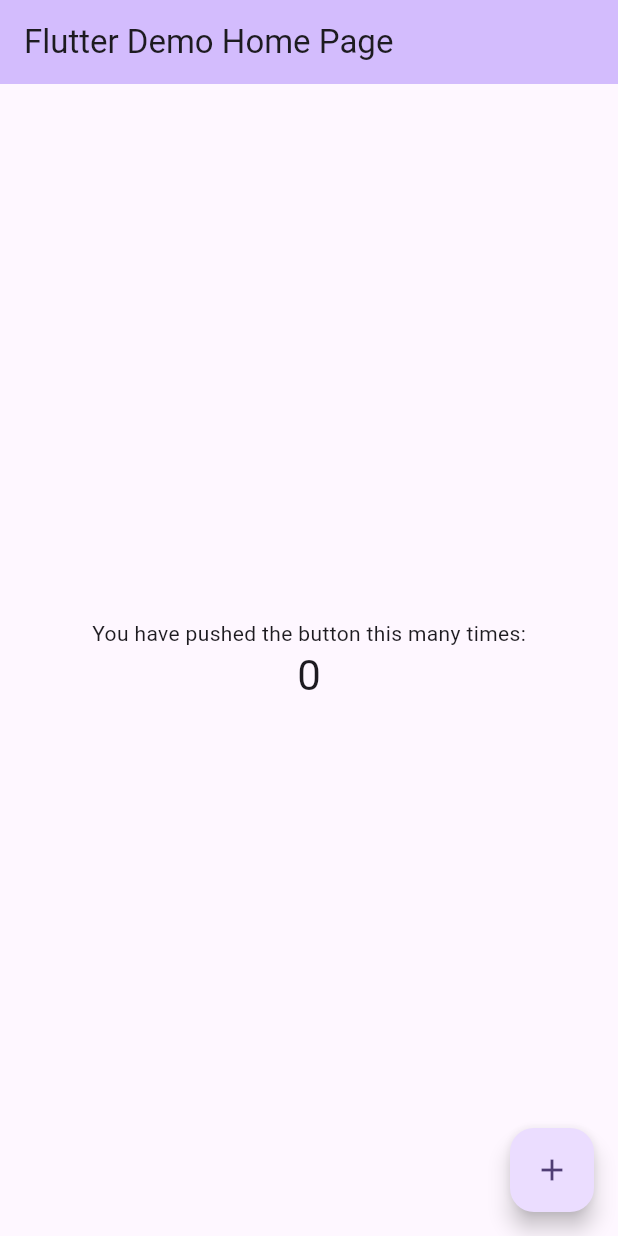
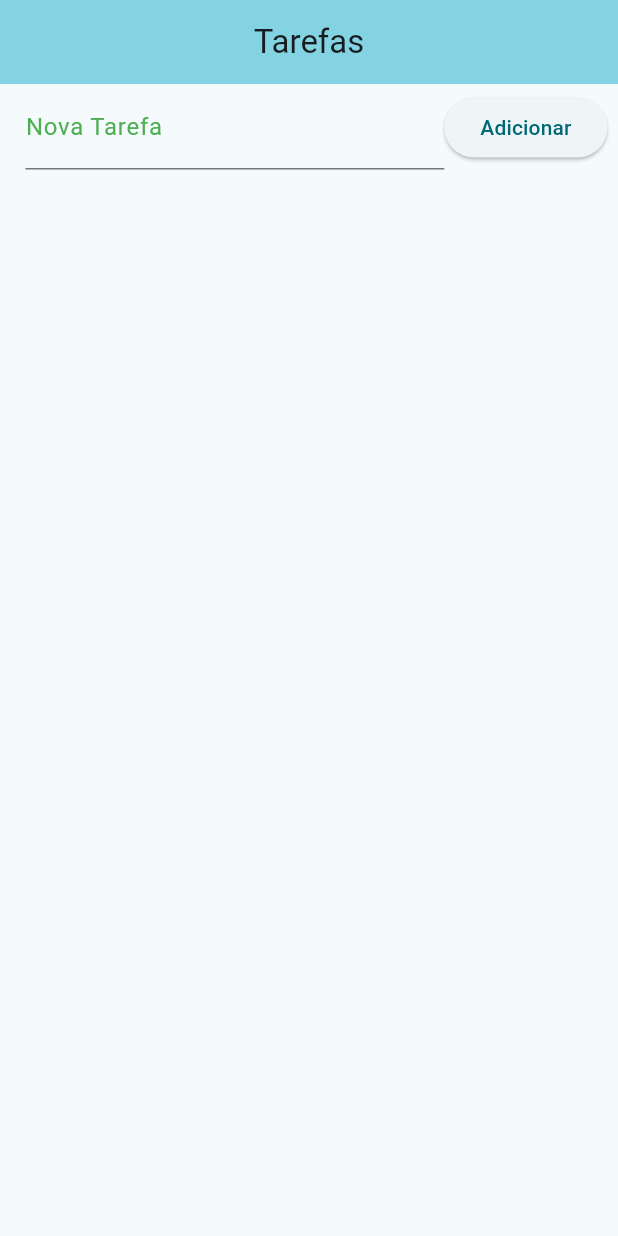
Before and after one commit to rafa-Nobre/TODO_Flutter, a Flutter app: the screen it shows after launch, on a phone screen of 412 x 824 dp. Run offline on Flutter 3.47's test engine with Material 2 defaults, Android fonts, the phone set to English and light mode, and no system bars.

```diff
--- a/lib/main.dart
+++ b/lib/main.dart
@@ -1,4 +1,5 @@
 import 'package:flutter/material.dart';
+import 'screens/home_page.dart';
 
 void main() {
   runApp(const MyApp());
@@ -10,60 +11,13 @@ class MyApp extends StatelessWidget {
   @override
   Widget build(BuildContext context) {
     return MaterialApp(
-      title: 'Flutter Demo',
+      debugShowCheckedModeBanner: false,
+      title: 'TODO App',
       theme: ThemeData(
-        colorScheme: ColorScheme.fromSeed(seedColor: Colors.deepPurple),
+        colorScheme: ColorScheme.fromSeed(seedColor: Colors.cyan),
         useMaterial3: true,
       ),
-      home: const MyHomePage(title: 'Flutter Demo Home Page'),
+      home: const HomePage(),
     );
   }
 }
-
-class MyHomePage extends StatefulWidget {
-  const MyHomePage({super.key, required this.title});
-
-  final String title;
-
-  @override
-  State<MyHomePage> createState() => _MyHomePageState();
-}
-
-class _MyHomePageState extends State<MyHomePage> {
-  int _counter = 0;
-
-  void _incrementCounter() {
-    setState(() {
-      _counter++;
-    });
-  }
-
-  @override
-  Widget build(BuildContext context) {
-    return Scaffold(
-      appBar: AppBar(
-        backgroundColor: Theme.of(context).colorScheme.inversePrimary,
-        title: Text(widget.title),
-      ),
-      body: Center(
-        child: Column(
-          mainAxisAlignment: MainAxisAlignment.center,
-          children: <Widget>[
-            const Text(
-              'You have pushed the button this many times:',
-            ),
-            Text(
-              '$_counter',
-              style: Theme.of(context).textTheme.headlineMedium,
-            ),
-          ],
-        ),
-      ),
-      floatingActionButton: FloatingActionButton(
-        onPressed: _incrementCounter,
-        tooltip: 'Increment',
-        child: const Icon(Icons.add),
-      ),
-    );
-  }
-}
--- /dev/null
+++ b/lib/screens/home_page.dart
@@ -0,0 +1,171 @@
+import 'package:flutter/material.dart';
+import 'package:path_provider/path_provider.dart';
+import 'dart:convert';
+import 'dart:io';
+
+class HomePage extends StatefulWidget {
+  const HomePage({super.key});
+
+  @override
+  State<HomePage> createState() => _HomePageState();
+}
+
+class _HomePageState extends State<HomePage> {
+  TextEditingController _inputController = TextEditingController();
+
+  List _taskList = [];
+  int _lastPosition = 0;
+  Map<String, dynamic> _lastRemovedTask = Map();
+
+  @override
+  void initState() {
+    super.initState();
+
+    _readData().then((data) {
+      setState(() {
+        _taskList = json.decode(data);
+      });
+    });
+  }
+
+  Future<String> _readData() async {
+    final dataFile = await _getFileData();
+    return dataFile.readAsString();
+  }
+
+  Future<File> _saveData() async {
+    String currentData = json.encode(_taskList);
+    final dataFile = await _getFileData();
+    return dataFile.writeAsString(currentData);
+  }
+
+  Future<File> _getFileData() async {
+    final source = await getApplicationDocumentsDirectory();
+    return File("${source.path}/data.json");
+  }
+
+  Future<void> _refreshContent() async {
+    await Future.delayed(const Duration(seconds: 1));
+
+    setState(() {
+      _taskList.sort((left, right) {
+        if (left["ok"] && !right["ok"]) {
+          return 1;
+        } else if (!left["ok"] && right["ok"]) {
+          return -1;
+        } else {
+          return 0;
+        }
+      });
+
+      _saveData();
+    });
+  }
+
+  void addTask() {
+    setState(() {
+      Map<String, dynamic> newTask = Map();
+      newTask["title"] = _inputController.text;
+      _inputController.text = "";
+      newTask["ok"] = false;
+      _taskList.add(newTask);
+      _saveData();
+    });
+  }
+
+  void completeTask(index, c) {
+    setState(() {
+      _taskList[index]["ok"] = c;
+      _saveData();
+    });
+  }
+
+  @override
+  Widget build(BuildContext context) {
+    return Scaffold(
+      appBar: AppBar(
+        centerTitle: true,
+        backgroundColor: Theme.of(context).colorScheme.inversePrimary,
+        title: const Text('Tarefas'),
+      ),
+      body: Column(
+        children: <Widget>[
+          Padding(
+            padding: const EdgeInsets.fromLTRB(17.0, 1.0, 7.0, 1.0),
+            child: Row(
+              children: <Widget>[
+                Expanded(
+                  child: TextField(
+                    controller: _inputController,
+                    decoration: const InputDecoration(
+                      labelText: "Nova Tarefa",
+                      labelStyle: TextStyle(color: Colors.green),
+                    ),
+                  ),
+                ),
+                ElevatedButton(onPressed: addTask, child: const Text("Adicionar")),
+              ],
+            ),
+          ),
+          Expanded(
+            child: RefreshIndicator(
+              onRefresh: _refreshContent,
+              child: ListView.builder(
+                  padding: const EdgeInsets.only(top: 10.0), itemCount: _taskList.length, itemBuilder: getWidget),
+            ),
+          ),
+        ],
+      ),
+    );
+  }
+
+  Widget getWidget(context, index) {
+    return Dismissible(
+      key: Key(DateTime.now().millisecondsSinceEpoch.toString()),
+      direction: DismissDirection.startToEnd,
+      background: Container(
+        color: Colors.red,
+        child: const Align(
+          alignment: Alignment(-0.9, 0.0),
+          child: Icon(
+            Icons.delete,
+            color: Colors.white,
+          ),
+        ),
+      ),
+      onDismissed: (direction) {
+        setState(() {
+          _lastRemovedTask = Map.from(_taskList[index]);
+          _lastPosition = index;
+          _taskList.removeAt(index);
+          _saveData();
+
+          final snack = SnackBar(
+            content: Text("Tarefa ${_lastRemovedTask["title"]} removida."),
+            action: SnackBarAction(
+                label: "Desfazer",
+                onPressed: () {
+                  setState(() {
+                    _taskList.insert(_lastPosition, _lastRemovedTask);
+                    _saveData();
+                  });
+                }),
+            duration: const Duration(seconds: 2),
+          );
+          ScaffoldMessenger.of(context).removeCurrentSnackBar();
+          ScaffoldMessenger.of(context).showSnackBar(snack);
+        });
+      },
+      child: CheckboxListTile(
+        title: Text(_taskList[index]["title"]),
+        value: _taskList[index]["ok"],
+        secondary: CircleAvatar(
+          child: Icon(_taskList[index]["ok"] ? Icons.check : Icons.error),
+        ),
+        onChanged: (c) {
+          completeTask(index, c);
+        },
+      ),
+    );
+  }
+}
--- a/pubspec.yaml
+++ b/pubspec.yaml
@@ -35,6 +35,7 @@ dependencies:
   # The following adds the Cupertino Icons font to your application.
   # Use with the CupertinoIcons class for iOS style icons.
   cupertino_icons: ^1.0.2
+  path_provider: ^2.1.1
 
 dev_dependencies:
   flutter_test:
```
Also changed, not shown: pubspec.lock.
